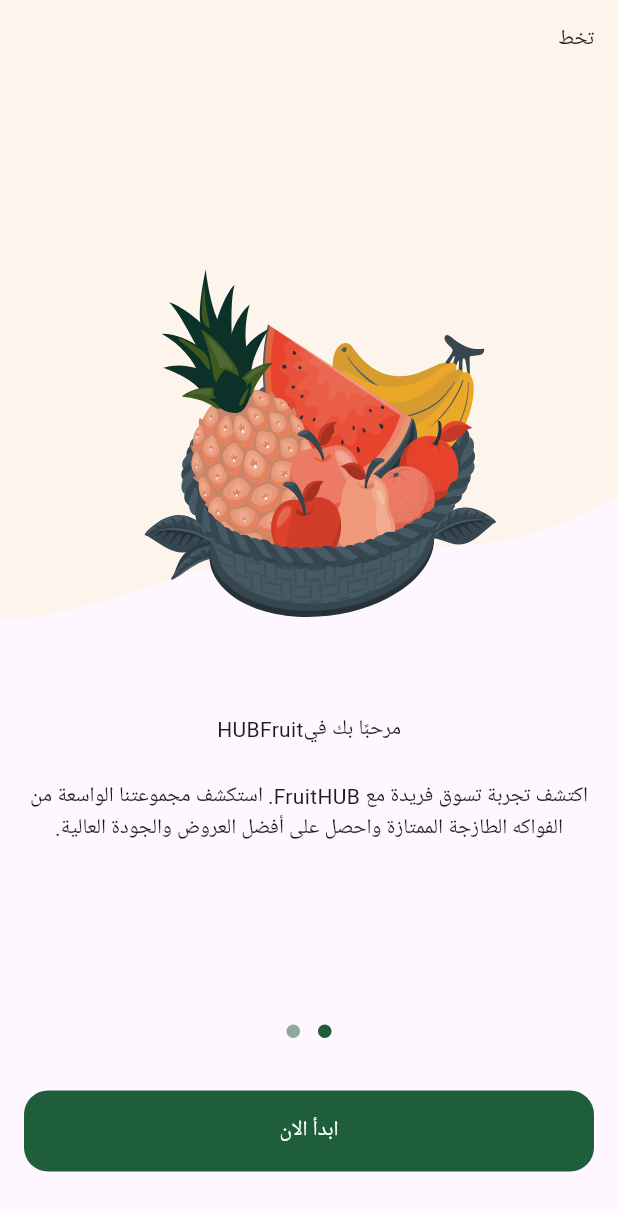
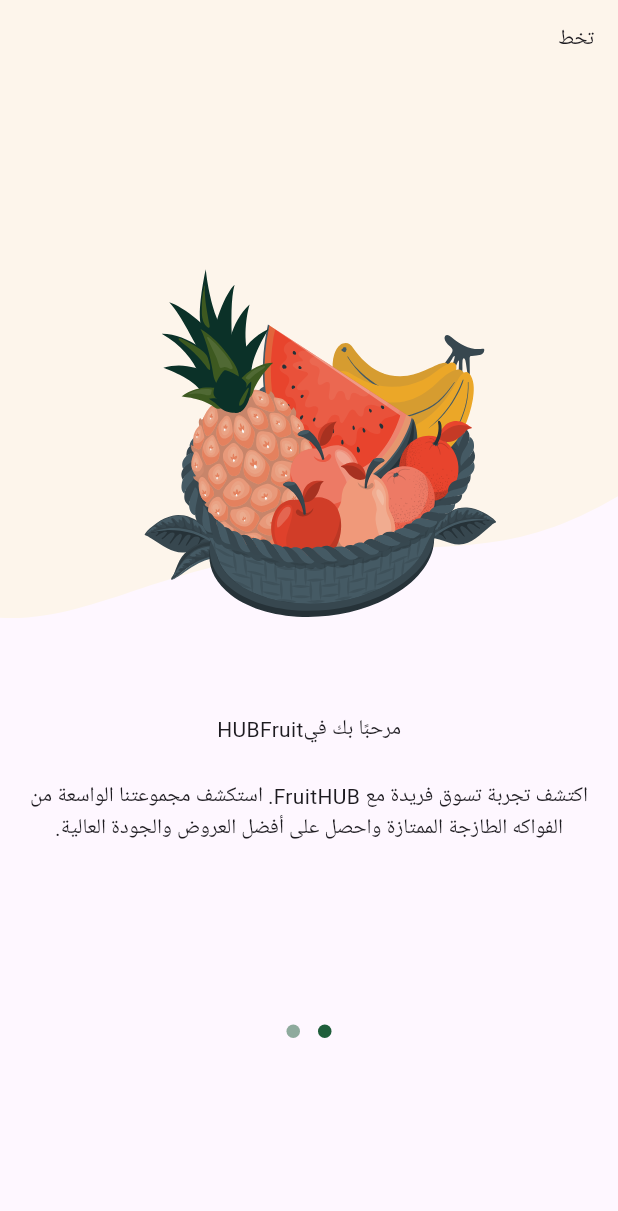
Before and after one commit to MohammedEhap007/fruit_hub, a Flutter app: the screen it shows after launch, on a phone screen of 412 x 824 dp. Shown: the top 1211 px of the screen. Run offline on Flutter 3.47's test engine with Material 3 defaults, Android fonts, the phone set to English and light mode, and no system bars; drawn by our look-alikes of dots_indicator; our stand-ins replace flutter_svg.

Commit message:
add visibility logic to on boarding flow

```diff
--- /dev/null
+++ b/lib/constants.dart
@@ -0,0 +1 @@
+const kHorizontalPadding = 16.0;
--- a/lib/features/on_boarding/presentation/views/widgets/on_boarding_page_view.dart
+++ b/lib/features/on_boarding/presentation/views/widgets/on_boarding_page_view.dart
@@ -4,24 +4,32 @@ import 'package:fruit_hub_app/features/on_boarding/presentation/views/widgets/pa
 import '../../../../../core/utils/app_images.dart';
 
 class OnBoardingPageView extends StatelessWidget {
-  const OnBoardingPageView({super.key});
+  const OnBoardingPageView({super.key, required this.pageController});
+
+  final PageController pageController;
 
   @override
   Widget build(BuildContext context) {
     return PageView(
+      controller: pageController,
       children: [
         PageViewItem(
+          isVisible: true,
           image: Assets.imagesPageViewItem1Image,
           backgroundImage: Assets.imagesPageViewItem1BackgroundImage,
-          title: Row(mainAxisAlignment: MainAxisAlignment.center, children: [
+          title: Row(
+            mainAxisAlignment: MainAxisAlignment.center,
+            children: [
               Text('مرحبًا بك في'),
               Text('Fruit'),
               Text('HUB'),
-          ]),
+            ],
+          ),
           subtitle:
               'اكتشف تجربة تسوق فريدة مع FruitHUB. استكشف مجموعتنا الواسعة من الفواكه الطازجة الممتازة واحصل على أفضل العروض والجودة العالية.',
         ),
         PageViewItem(
+          isVisible: false,
           image: Assets.imagesPageViewItem2Image,
           backgroundImage: Assets.imagesPageViewItem2BackgroundImage,
           title: Row(
@@ -31,7 +39,8 @@ class OnBoardingPageView extends StatelessWidget {
             ],
           ),
           subtitle:
-                'نقدم لك أفضل الفواكه المختارة بعناية. اطلع على التفاصيل والصور والتقييمات لتتأكد من اختيار الفاكهة المثالية'),
+              'نقدم لك أفضل الفواكه المختارة بعناية. اطلع على التفاصيل والصور والتقييمات لتتأكد من اختيار الفاكهة المثالية',
+        ),
       ],
     );
   }
--- a/lib/features/on_boarding/presentation/views/widgets/on_boarding_view_body.dart
+++ b/lib/features/on_boarding/presentation/views/widgets/on_boarding_view_body.dart
@@ -1,5 +1,6 @@
 import 'package:dots_indicator/dots_indicator.dart';
 import 'package:flutter/material.dart';
+import 'package:fruit_hub_app/constants.dart';
 import 'package:fruit_hub_app/core/utils/app_colors.dart';
 import 'package:fruit_hub_app/core/widgets/custom_button.dart';
 import 'package:fruit_hub_app/features/on_boarding/presentation/views/widgets/on_boarding_page_view.dart';
@@ -21,6 +22,7 @@ class _OnBoardingViewBodyState extends State<OnBoardingViewBody> {
 
     pageController.addListener(() {
       currentPage = pageController.page!.round();
+      setState(() {});
     });
     super.initState();
   }
@@ -36,23 +38,35 @@ class _OnBoardingViewBodyState extends State<OnBoardingViewBody> {
     return Column(
       children: [
         Expanded(
-          child: OnBoardingPageView(),
+          child: OnBoardingPageView(
+            pageController: pageController,
+          ),
         ),
         DotsIndicator(
           dotsCount: 2,
           decorator: DotsDecorator(
             activeColor: AppColors.primaryColor,
-            color: AppColors.primaryColor.withAlpha(128),
+            color: currentPage == 1
+                ? AppColors.primaryColor
+                : AppColors.primaryColor.withAlpha(128),
           ),
         ),
         SizedBox(
           height: 29,
         ),
-        Padding(
-          padding: const EdgeInsets.symmetric(horizontal: 16.0),
-          child: CustomButton(
-            onPressed: () {},
-            text: 'ابدأ الان',
+        Visibility(
+          visible: currentPage == 1 ? true : false,
+          maintainSize: true,
+          maintainAnimation: true,
+          maintainState: true,
+          child: Padding(
+            padding: const EdgeInsets.symmetric(
+              horizontal: kHorizontalPadding,
+            ),
+            child: CustomButton(
+              onPressed: () {},
+              text: 'ابدأ الان',
+            ),
           ),
         ),
         SizedBox(
--- a/lib/features/on_boarding/presentation/views/widgets/page_view_item.dart
+++ b/lib/features/on_boarding/presentation/views/widgets/page_view_item.dart
@@ -8,15 +8,17 @@ class PageViewItem extends StatelessWidget {
     required this.backgroundImage,
     required this.title,
     required this.subtitle,
+    required this.isVisible,
   });
 
   final String image, backgroundImage;
   final Widget title;
   final String subtitle;
-
+  final bool isVisible;
   @override
   Widget build(BuildContext context) {
-    return Column(children: [
+    return Column(
+      children: [
         SizedBox(
           width: double.infinity,
           height: MediaQuery.of(context).size.height * 0.5,
@@ -36,10 +38,13 @@ class PageViewItem extends StatelessWidget {
                   image,
                 ),
               ),
-            Padding(
+              Visibility(
+                visible: isVisible,
+                child: Padding(
                   padding: const EdgeInsets.all(16.0),
                   child: const Text(
                     'تخط',
+                  ),
                 ),
               ),
             ],
@@ -61,6 +66,7 @@ class PageViewItem extends StatelessWidget {
             textAlign: TextAlign.center,
           ),
         )
-    ]);
+      ],
+    );
   }
 }
```
Also changed, not shown: lib/core/widgets/custom_button.dart (+5 -4 lines). Lines whose indentation alone changed are shown as unchanged.
